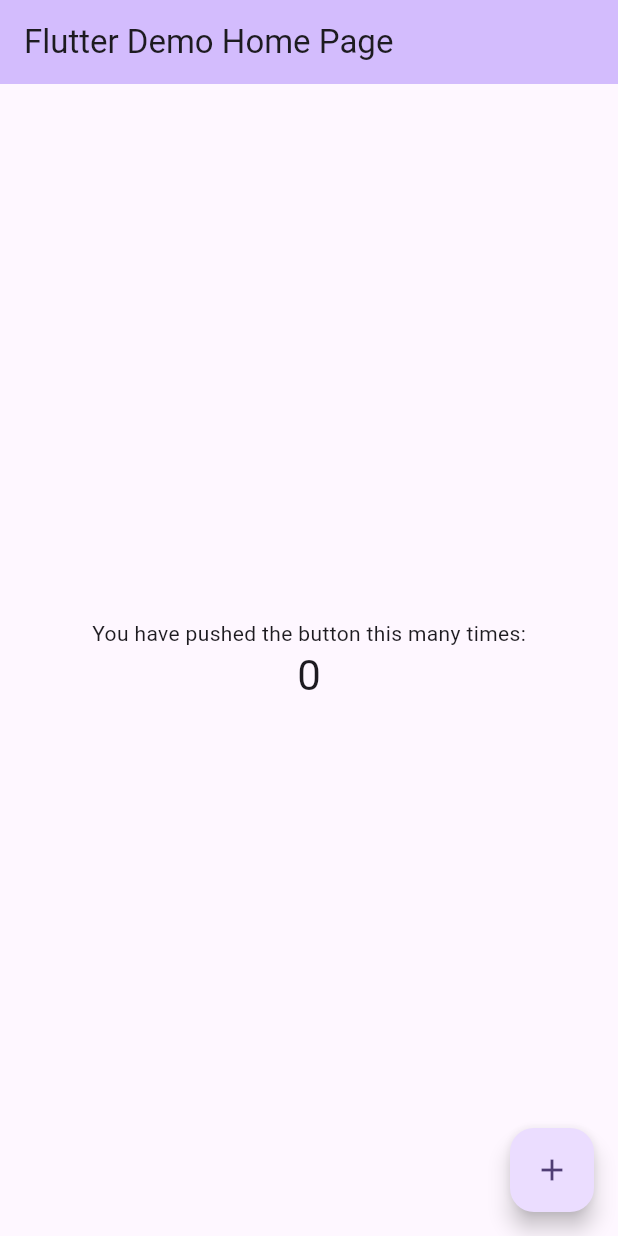
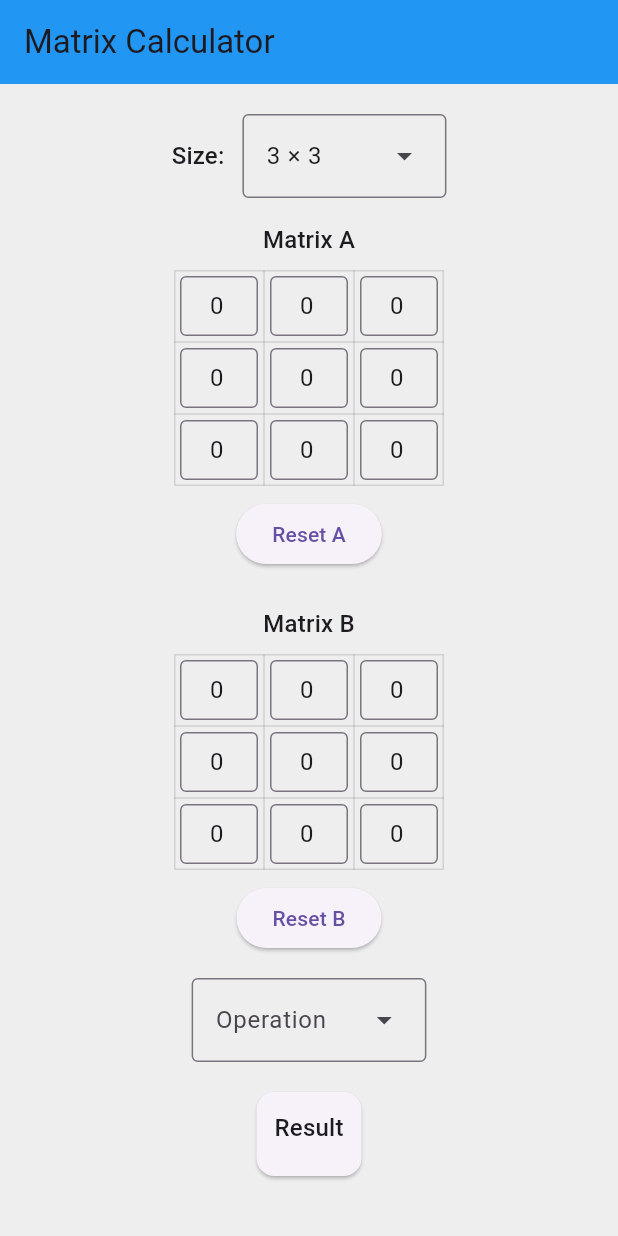
Before and after one commit to mhammadtaki123/matrix_calculator, a Flutter app: the screen it shows after launch, on a phone screen of 412 x 824 dp. Run offline on Flutter 3.47's test engine with Material 3 defaults, Android fonts, the phone set to English and light mode, and no system bars.

Commit message:
UI design change

```diff
--- /dev/null
+++ b/lib/home.dart
@@ -0,0 +1,288 @@
+import 'package:flutter/material.dart';
+import 'matrix.dart';
+
+enum Op { add, sub, mul, detA, invA, resetAll }
+
+class Home extends StatefulWidget {
+  const Home({super.key});
+
+  @override
+  State<Home> createState() => _HomeState();
+}
+
+class _HomeState extends State<Home> {
+  int n = 3;
+  List<TextEditingController> a = [];
+  List<TextEditingController> b = [];
+  Matrix? result;
+  String msg = '';
+
+  @override
+  void initState() {
+    super.initState();
+    _init(n);
+  }
+
+  void _init(int size) {
+    for (final c in [...a, ...b]) {
+      c.dispose();
+    }
+    n = size;
+    a = List.generate(n * n, (_) => TextEditingController(text: '0'));
+    b = List.generate(n * n, (_) => TextEditingController(text: '0'));
+    result = null;
+    msg = '';
+    setState(() {});
+  }
+
+  Matrix _read(List<TextEditingController> cs) {
+    final values = cs.map((e) => double.tryParse(e.text.trim()) ?? 0).toList();
+    return Matrix.fromFlat(n, n, values);
+  }
+
+  void _resetMatrix(List<TextEditingController> cs) {
+    for (final c in cs) {
+      c.text = '0';
+    }
+    setState(() {
+      result = null;
+      msg = '';
+    });
+  }
+
+  void _run(Op op) {
+    final A = _read(a);
+    final B = _read(b);
+    try {
+      switch (op) {
+        case Op.add:
+          setState(() {
+            result = A + B;
+            msg = 'A + B';
+          });
+          break;
+        case Op.sub:
+          setState(() {
+            result = A - B;
+            msg = 'A - B';
+          });
+          break;
+        case Op.mul:
+          setState(() {
+            result = A * B;
+            msg = 'A × B';
+          });
+          break;
+        case Op.detA:
+          final d = A.det();
+          setState(() {
+            result = null;
+            msg = 'det(A) = ${_fmt(d)}';
+          });
+          break;
+        case Op.invA:
+          final inv = A.inverse();
+          setState(() {
+            result = inv;
+            msg = 'inv(A)';
+          });
+          break;
+        case Op.resetAll:
+          _resetMatrix(a);
+          _resetMatrix(b);
+          break;
+      }
+    } catch (e) {
+      setState(() {
+        result = null;
+        msg = 'Error: $e';
+      });
+    }
+  }
+
+  String _fmt(num v) {
+    final s = v.toStringAsFixed(6);
+    return s.replaceFirst(RegExp(r'\.?0+\$'), '');
+  }
+
+  @override
+  void dispose() {
+    for (final c in [...a, ...b]) {
+      c.dispose();
+    }
+    super.dispose();
+  }
+
+  @override
+  Widget build(BuildContext context) {
+    return Scaffold(
+      appBar: AppBar(
+        title: const Text('Matrix Calculator'),
+        backgroundColor: Colors.blue,
+      ),
+      backgroundColor: Colors.grey[200],
+      body: SingleChildScrollView(
+        padding: const EdgeInsets.all(12),
+        child: Column(
+          crossAxisAlignment: CrossAxisAlignment.center,
+          children: [
+            const SizedBox(height: 8),
+            Row(
+              mainAxisAlignment: MainAxisAlignment.center,
+              children: [
+                Text('Size:', style: Theme.of(context).textTheme.titleMedium),
+                const SizedBox(width: 12),
+                DropdownMenu<int>(
+                  initialSelection: n,
+                  onSelected: (value) {
+                    if (value != null) {
+                      _init(value);
+                    }
+                  },
+                  dropdownMenuEntries: const [
+                    DropdownMenuEntry(value: 2, label: '2 × 2'),
+                    DropdownMenuEntry(value: 3, label: '3 × 3'),
+                  ],
+                ),
+              ],
+            ),
+            const SizedBox(height: 16),
+            _buildMatrices(),
+            const SizedBox(height: 16),
+            DropdownMenu<Op>(
+              label: const Text('Operation'),
+              onSelected: (value) {
+                if (value != null) {
+                  _run(value);
+                }
+              },
+              dropdownMenuEntries: const [
+                DropdownMenuEntry(value: Op.add, label: 'A + B'),
+                DropdownMenuEntry(value: Op.sub, label: 'A - B'),
+                DropdownMenuEntry(value: Op.mul, label: 'A × B'),
+                DropdownMenuEntry(value: Op.detA, label: 'det(A)'),
+                DropdownMenuEntry(value: Op.invA, label: 'inv(A)'),
+                DropdownMenuEntry(value: Op.resetAll, label: 'Reset All'),
+              ],
+            ),
+            const SizedBox(height: 16),
+            _buildResultCard(),
+          ],
+        ),
+      ),
+    );
+  }
+
+  Widget _buildMatrices() {
+    return LayoutBuilder(
+      builder: (context, constraints) {
+        final bool twoAcross = constraints.maxWidth >= 600;
+        final double spacing = 24;
+        final double width = twoAcross
+            ? (constraints.maxWidth - spacing) / 2
+            : constraints.maxWidth;
+
+        if (twoAcross) {
+          return Row(
+            mainAxisAlignment: MainAxisAlignment.center,
+            children: [
+              SizedBox(width: width, child: _buildMatrixPanel('A', a)),
+              const SizedBox(width: 24),
+              SizedBox(width: width, child: _buildMatrixPanel('B', b)),
+            ],
+          );
+        } else {
+          return Column(
+            children: [
+              _buildMatrixPanel('A', a),
+              const SizedBox(height: 24),
+              _buildMatrixPanel('B', b),
+            ],
+          );
+        }
+      },
+    );
+  }
+
+  Widget _buildMatrixPanel(String title, List<TextEditingController> cs) {
+    return Column(
+      mainAxisSize: MainAxisSize.min,
+      children: [
+        Text('Matrix $title', style: Theme.of(context).textTheme.titleMedium),
+        const SizedBox(height: 8),
+        _buildMatrixTable(cs),
+        const SizedBox(height: 8),
+        ElevatedButton(
+          onPressed: () => _resetMatrix(cs),
+          child: Text('Reset $title'),
+        ),
+      ],
+    );
+  }
+
+  Widget _buildMatrixTable(List<TextEditingController> cs) {
+    return Table(
+      defaultColumnWidth: const FixedColumnWidth(60),
+      border: TableBorder.all(color: Colors.black12),
+      children: List.generate(n, (row) {
+        return TableRow(
+          children: List.generate(n, (col) {
+            final index = row * n + col;
+            return Padding(
+              padding: const EdgeInsets.all(4),
+              child: TextField(
+                controller: cs[index],
+                textAlign: TextAlign.center,
+                keyboardType: const TextInputType.numberWithOptions(
+                  decimal: true,
+                  signed: true,
+                ),
+                decoration: const InputDecoration(
+                  isDense: true,
+                  contentPadding: EdgeInsets.symmetric(vertical: 8),
+                  border: OutlineInputBorder(),
+                ),
+              ),
+            );
+          }),
+        );
+      }),
+    );
+  }
+
+  Widget _buildResultCard() {
+    return Card(
+      child: Padding(
+        padding: const EdgeInsets.all(12),
+        child: Column(
+          crossAxisAlignment: CrossAxisAlignment.start,
+          children: [
+            Text('Result', style: Theme.of(context).textTheme.titleMedium),
+            const SizedBox(height: 8),
+            if (msg.isNotEmpty) Text(msg),
+            if (result != null) ...[
+              const SizedBox(height: 8),
+              _renderMatrix(result!),
+            ],
+          ],
+        ),
+      ),
+    );
+  }
+
+  Widget _renderMatrix(Matrix m) {
+    return Table(
+      defaultColumnWidth: const IntrinsicColumnWidth(),
+      children: List.generate(m.rows, (r) {
+        return TableRow(
+          children: List.generate(m.cols, (c) {
+            return Padding(
+              padding: const EdgeInsets.symmetric(horizontal: 8, vertical: 4),
+              child: Text(_fmt(m[r][c])),
+            );
+          }),
+        );
+      }),
+    );
+  }
+}
--- a/lib/main.dart
+++ b/lib/main.dart
@@ -1,122 +1,18 @@
 import 'package:flutter/material.dart';
+import 'home.dart';
 
-void main() {
-  runApp(const MyApp());
-}
+void main() => runApp(MatrixApp());
 
-class MyApp extends StatelessWidget {
-  const MyApp({super.key});
+class MatrixApp extends StatelessWidget {
+  const MatrixApp({super.key});
 
-  // This widget is the root of your application.
   @override
   Widget build(BuildContext context) {
     return MaterialApp(
-      title: 'Flutter Demo',
-      theme: ThemeData(
-        // This is the theme of your application.
-        //
-        // TRY THIS: Try running your application with "flutter run". You'll see
-        // the application has a purple toolbar. Then, without quitting the app,
-        // try changing the seedColor in the colorScheme below to Colors.green
-        // and then invoke "hot reload" (save your changes or press the "hot
-        // reload" button in a Flutter-supported IDE, or press "r" if you used
-        // the command line to start the app).
-        //
-        // Notice that the counter didn't reset back to zero; the application
-        // state is not lost during the reload. To reset the state, use hot
-        // restart instead.
-        //
-        // This works for code too, not just values: Most code changes can be
-        // tested with just a hot reload.
-        colorScheme: ColorScheme.fromSeed(seedColor: Colors.deepPurple),
-      ),
-      home: const MyHomePage(title: 'Flutter Demo Home Page'),
+      title: "Matrix Calculator",
+      debugShowCheckedModeBanner: false,
+      theme: ThemeData(),
+      home: Home(),
     );
   }
 }
-
-class MyHomePage extends StatefulWidget {
-  const MyHomePage({super.key, required this.title});
-
-  // This widget is the home page of your application. It is stateful, meaning
-  // that it has a State object (defined below) that contains fields that affect
-  // how it looks.
-
-  // This class is the configuration for the state. It holds the values (in this
-  // case the title) provided by the parent (in this case the App widget) and
-  // used by the build method of the State. Fields in a Widget subclass are
-  // always marked "final".
-
-  final String title;
-
-  @override
-  State<MyHomePage> createState() => _MyHomePageState();
-}
-
-class _MyHomePageState extends State<MyHomePage> {
-  int _counter = 0;
-
-  void _incrementCounter() {
-    setState(() {
-      // This call to setState tells the Flutter framework that something has
-      // changed in this State, which causes it to rerun the build method below
-      // so that the display can reflect the updated values. If we changed
-      // _counter without calling setState(), then the build method would not be
-      // called again, and so nothing would appear to happen.
-      _counter++;
-    });
-  }
-
-  @override
-  Widget build(BuildContext context) {
-    // This method is rerun every time setState is called, for instance as done
-    // by the _incrementCounter method above.
-    //
-    // The Flutter framework has been optimized to make rerunning build methods
-    // fast, so that you can just rebuild anything that needs updating rather
-    // than having to individually change instances of widgets.
-    return Scaffold(
-      appBar: AppBar(
-        // TRY THIS: Try changing the color here to a specific color (to
-        // Colors.amber, perhaps?) and trigger a hot reload to see the AppBar
-        // change color while the other colors stay the same.
-        backgroundColor: Theme.of(context).colorScheme.inversePrimary,
-        // Here we take the value from the MyHomePage object that was created by
-        // the App.build method, and use it to set our appbar title.
-        title: Text(widget.title),
-      ),
-      body: Center(
-        // Center is a layout widget. It takes a single child and positions it
-        // in the middle of the parent.
-        child: Column(
-          // Column is also a layout widget. It takes a list of children and
-          // arranges them vertically. By default, it sizes itself to fit its
-          // children horizontally, and tries to be as tall as its parent.
-          //
-          // Column has various properties to control how it sizes itself and
-          // how it positions its children. Here we use mainAxisAlignment to
-          // center the children vertically; the main axis here is the vertical
-          // axis because Columns are vertical (the cross axis would be
-          // horizontal).
-          //
-          // TRY THIS: Invoke "debug painting" (choose the "Toggle Debug Paint"
-          // action in the IDE, or press "p" in the console), to see the
-          // wireframe for each widget.
-          mainAxisAlignment: MainAxisAlignment.center,
-          children: <Widget>[
-            const Text('You have pushed the button this many times:'),
-            Text(
-              '$_counter',
-              style: Theme.of(context).textTheme.headlineMedium,
-            ),
-          ],
-        ),
-      ),
-      floatingActionButton: FloatingActionButton(
-        onPressed: _incrementCounter,
-        tooltip: 'Increment',
-        child: const Icon(Icons.add),
-      ), // This trailing comma makes auto-formatting nicer for build methods.
-    );
-  }
-}
--- /dev/null
+++ b/lib/matrix.dart
@@ -0,0 +1,133 @@
+class Matrix {
+  final int rows, cols;
+  final List<List<double>> _m;
+  Matrix(this.rows, this.cols, List<List<double>> data)
+    : _m = List.generate(rows, (r) => List<double>.from(data[r])) {
+    if (data.length != rows || data.any((r) => r.length != cols)) {
+      throw ArgumentError('Matrix dimensions do not match provided data.');
+    }
+  }
+  factory Matrix.fromFlat(int rows, int cols, List<double> v) {
+    if (v.length != rows * cols) {
+      throw ArgumentError('Flat data length must be rows*cols.');
+    }
+    return Matrix(
+      rows,
+      cols,
+      List.generate(rows, (r) {
+        return List.generate(cols, (c) => v[r * cols + c]);
+      }),
+    );
+  }
+
+  List<double> operator [](int r) => _m[r];
+
+  Matrix operator +(Matrix o) => _elementWise(o, (a, b) => a + b);
+  Matrix operator -(Matrix o) => _elementWise(o, (a, b) => a - b);
+
+  Matrix _elementWise(Matrix o, double Function(double, double) f) {
+    _sameShape(o);
+    return Matrix(
+      rows,
+      cols,
+      List.generate(rows, (r) {
+        return List.generate(cols, (c) => f(_m[r][c], o._m[r][c]));
+      }),
+    );
+  }
+
+  Matrix operator *(Matrix o) {
+    if (cols != o.rows) {
+      throw ArgumentError('A.cols must equal B.rows');
+    }
+    return Matrix(
+      rows,
+      o.cols,
+      List.generate(rows, (r) {
+        return List.generate(o.cols, (c) {
+          double sum = 0;
+          for (int k = 0; k < cols; k++) {
+            sum += _m[r][k] * o._m[k][c];
+          }
+          return sum;
+        });
+      }),
+    );
+  }
+
+  double det() {
+    if (rows != cols) {
+      throw ArgumentError('det() requires a square matrix');
+    }
+    if (rows == 2) {
+      return _m[0][0] * _m[1][1] - _m[0][1] * _m[1][0];
+    }
+    if (rows == 3) {
+      final a = _m;
+      return a[0][0] * (a[1][1] * a[2][2] - a[1][2] * a[2][1]) -
+          a[0][1] * (a[1][0] * a[2][2] - a[1][2] * a[2][0]) +
+          a[0][2] * (a[1][0] * a[2][1] - a[1][1] * a[2][0]);
+    }
+    throw UnimplementedError('det() only implemented for 2x2 and 3x3');
+  }
+
+  Matrix inverse() {
+    if (rows != cols) {
+      throw ArgumentError('inverse() requires a square matrix');
+    }
+    if (rows == 2) {
+      return _inverse2x2();
+    }
+    if (rows == 3) {
+      final d = det();
+      if (d == 0) {
+        throw ArgumentError('Matrix is singular (det = 0)');
+      }
+      final a = _m;
+
+      double minorDet(int r, int c) {
+        final rowsIndex = [0, 1, 2]..remove(r);
+        final colsIndex = [0, 1, 2]..remove(c);
+        final m00 = a[rowsIndex[0]][colsIndex[0]];
+        final m01 = a[rowsIndex[0]][colsIndex[1]];
+        final m10 = a[rowsIndex[1]][colsIndex[0]];
+        final m11 = a[rowsIndex[1]][colsIndex[1]];
+        return m00 * m11 - m01 * m10;
+      }
+
+      final adj = List.generate(3, (r) {
+        return List.generate(3, (c) {
+          final sign = ((r + c) % 2 == 0) ? 1.0 : -1.0;
+          return sign * minorDet(c, r);
+        });
+      });
+
+      return Matrix(
+        3,
+        3,
+        List.generate(3, (r) {
+          return List.generate(3, (c) => adj[r][c] / d);
+        }),
+      );
+    }
+    throw UnimplementedError('inverse() only supported for 2x2 and 3x3');
+  }
+
+  Matrix _inverse2x2() {
+    final d = det();
+    if (d == 0) {
+      throw ArgumentError('Matrix is singular (det = 0)');
+    }
+    final a = _m;
+    return Matrix(2, 2, [
+      [a[1][1] / d, -a[0][1] / d],
+      [-a[1][0] / d, a[0][0] / d],
+    ]);
+  }
+
+  void _sameShape(Matrix o) {
+    if (rows != o.rows || cols != o.cols) {
+      throw ArgumentError('Matrices must have the same shape');
+    }
+  }
+}
```
